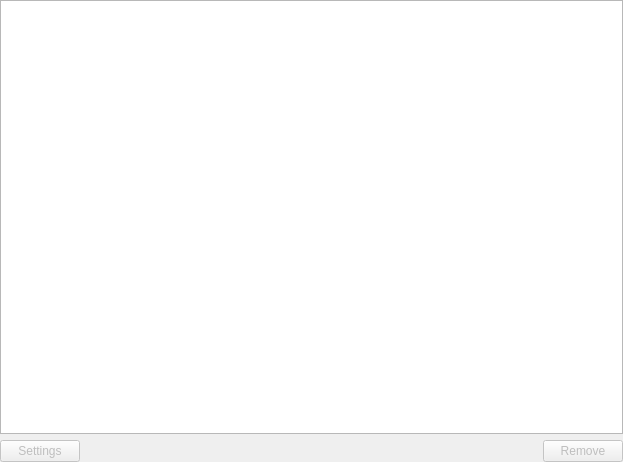
KDE/falkon, file src/lib/preferences/pluginslist.ui: the form before one commit.
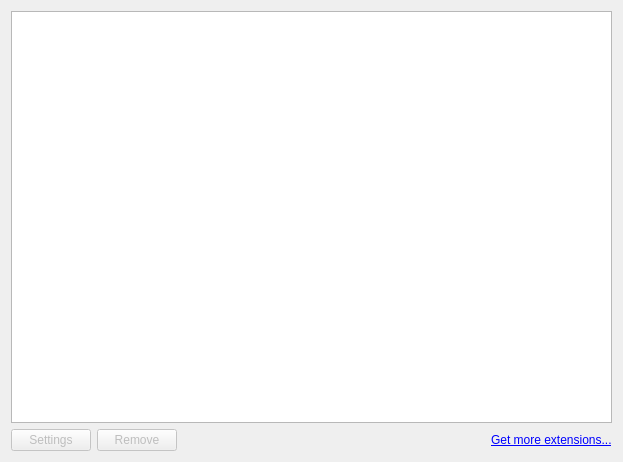
The form after the commit.

Commit message: Preferences: Add links to KDE store for installing themes/extensions

What changed in the file:
```diff
--- a/src/lib/preferences/pluginslist.ui
+++ b/src/lib/preferences/pluginslist.ui
@@ -11,18 +11,6 @@
    </rect>
   </property>
   <layout class="QVBoxLayout" name="verticalLayout">
-   <property name="leftMargin">
-    <number>0</number>
-   </property>
-   <property name="topMargin">
-    <number>0</number>
-   </property>
-   <property name="rightMargin">
-    <number>0</number>
-   </property>
-   <property name="bottomMargin">
-    <number>0</number>
-   </property>
    <item>
     <widget class="QListWidget" name="list">
      <property name="alternatingRowColors">
@@ -57,6 +45,16 @@
        </property>
       </widget>
      </item>
+     <item>
+      <widget class="QPushButton" name="butRemove">
+       <property name="enabled">
+        <bool>false</bool>
+       </property>
+       <property name="text">
+        <string>Remove</string>
+       </property>
+      </widget>
+     </item>
      <item>
       <spacer name="horizontalSpacer">
        <property name="orientation">
@@ -71,12 +69,12 @@
       </spacer>
      </item>
      <item>
-      <widget class="QPushButton" name="butRemove">
-       <property name="enabled">
-        <bool>false</bool>
-       </property>
+      <widget class="QLabel" name="label">
        <property name="text">
-        <string>Remove</string>
+        <string>&lt;a href=&quot;https://store.kde.org/browse/cat/571/&quot;&gt;Get more extensions...&lt;/a&gt;</string>
+       </property>
+       <property name="openExternalLinks">
+        <bool>true</bool>
        </property>
       </widget>
      </item>
```
The commit also changes 2 other files.
